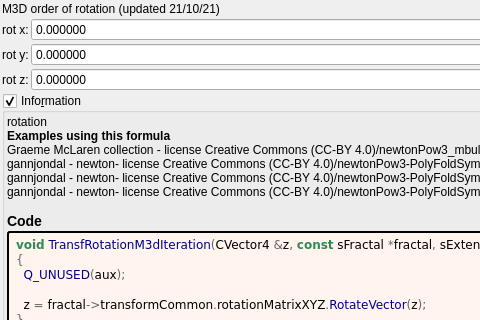
This is mandelbulber2/formula/ui/transf_rotation_m3d.ui in buddhi1980/mandelbulber2 as Qt 5 draws it before an edit; both pictures show x 0 to 480 and y 0 to 320 of the 826 by 709 pixel window. The edited form follows.
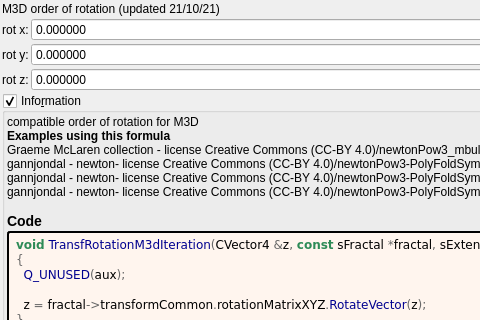
This is the edited form. Custom widgets are drawn as their Qt base class.

```diff
--- a/mandelbulber2/formula/ui/transf_rotation_m3d.ui
+++ b/mandelbulber2/formula/ui/transf_rotation_m3d.ui
@@ -187,7 +187,7 @@
       <item>
        <widget class="QLabel" name="label_information_general">
         <property name="text">
-         <string notr="true">&lt;p&gt;rotation&lt;/p&gt;&lt;table&gt;
+         <string notr="true">&lt;p&gt;compatible order of rotation for M3D&lt;/p&gt;&lt;table&gt;
 &lt;/table&gt;
 &lt;br&gt;&lt;b&gt;Examples using this formula&lt;/b&gt;&lt;br&gt;Graeme McLaren  collection - license Creative Commons  (CC-BY 4.0)/newtonPow3_mbulbTails.fract&lt;br&gt;gannjondal - newton- license Creative Commons (CC-BY 4.0)/newtonPow3-PolyFoldSym-delta-gnj-016d.fract&lt;br&gt;gannjondal - newton- license Creative Commons (CC-BY 4.0)/newtonPow3-PolyFoldSym-delta-gnj-016e.fract&lt;br&gt;gannjondal - newton- license Creative Commons (CC-BY 4.0)/newtonPow3-PolyFoldSym-delta-gnj-017b.fract&lt;h3&gt;Code&lt;/h3&gt;</string>
         </property>
```
